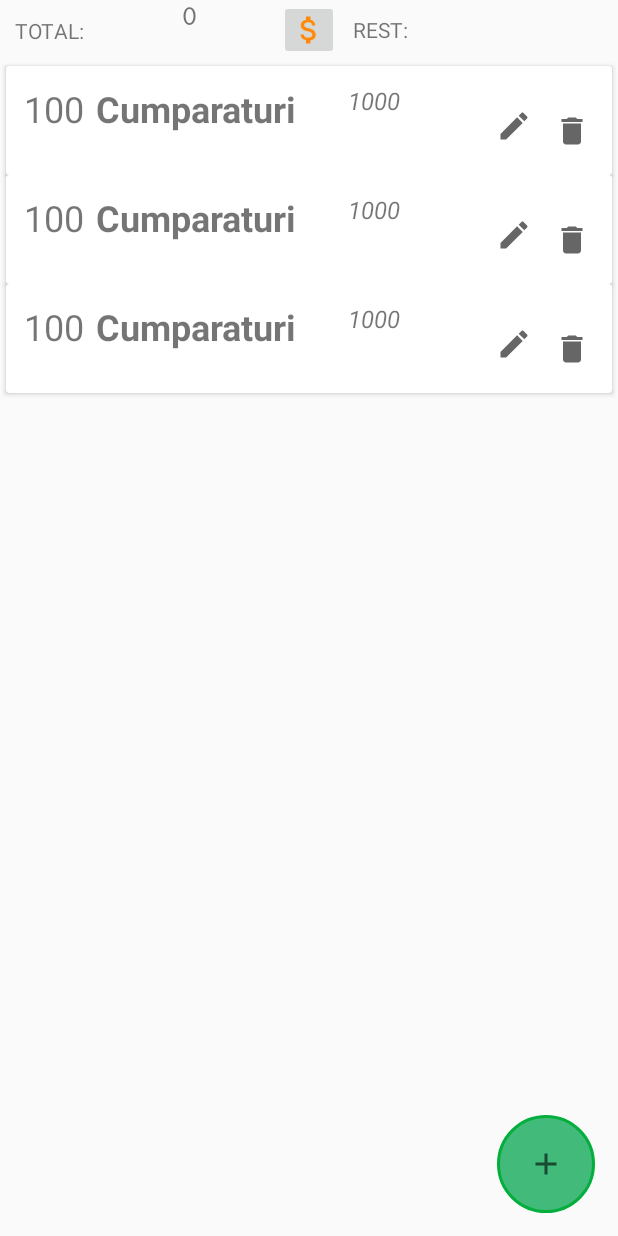
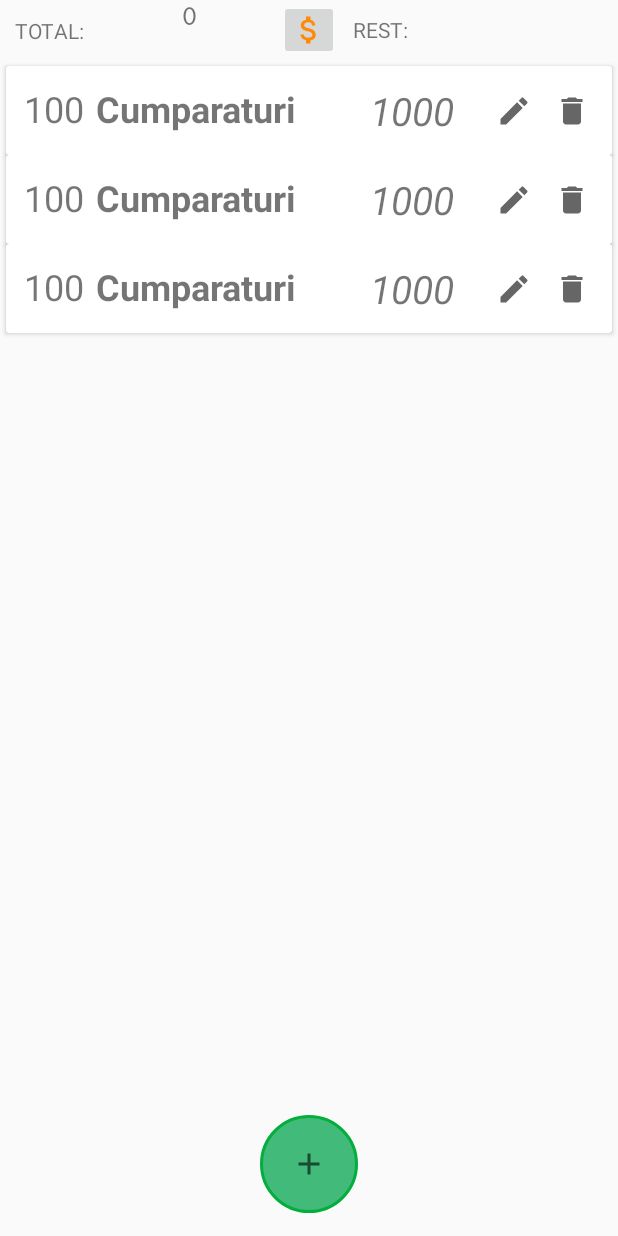
Before and after one commit to meriacre/CashChecker, an Android app: the layout activity_main.xml on its own in the app's theme, with its tools: preview values and no code run, on a phone screen of 412 x 824 dp. Run offline under Robolectric (Android 15) with nearby library versions, the light colour scheme and no system bars.

Commit message:
fixarea de buguri...

```diff
--- a/app/src/main/java/md/merit/strangatorul/MainActivity.kt
+++ b/app/src/main/java/md/merit/strangatorul/MainActivity.kt
@@ -63,14 +63,13 @@ class MainActivity : AppCompatActivity() {
         val inflater = layoutInflater
         builder.setTitle("Please write your money amount!")
         val dialogLayout = inflater.inflate(R.layout.lo_add_money, null)
-        val editText = dialogLayout.findViewById<EditText>(R.id.edtTotalMoney)
+        dialogLayout.findViewById<EditText>(R.id.edtTotalMoney)
 
         builder.setView(dialogLayout)
         builder.setIcon(R.drawable.ic_baseline_attach_money_24)
         builder.setPositiveButton("OK") { dialogInterface, i ->
             try {
-                val a = dialogLayout.edtTotalMoney.text.toString()
-                edtTotal.text = a
+                edtTotal.text = dialogLayout.edtTotalMoney.text.toString()
                 saveData()
                 val intent = intent
                 finish()
--- a/app/src/main/res/layout/activity_main.xml
+++ b/app/src/main/res/layout/activity_main.xml
@@ -8,33 +8,21 @@
     tools:context=".MainActivity">
 
 
-    <androidx.constraintlayout.widget.ConstraintLayout
-        android:id="@+id/consRecView"
-        android:layout_width="match_parent"
-        android:layout_height="783dp"
+    <androidx.recyclerview.widget.RecyclerView
+        android:id="@+id/recycler_view"
+        android:layout_width="0dp"
+        android:layout_height="0dp"
+        android:clipToPadding="false"
+        android:padding="4dp"
+        android:paddingBottom="?attr/actionBarSize"
         app:layout_constraintBottom_toBottomOf="parent"
         app:layout_constraintEnd_toEndOf="parent"
+        app:layout_constraintHorizontal_bias="1.0"
         app:layout_constraintStart_toStartOf="parent"
         app:layout_constraintTop_toBottomOf="@+id/topLayout"
         app:layout_constraintVertical_bias="0.0"
-        app:layout_constraintVertical_weight="7">
-
-
-        <androidx.recyclerview.widget.RecyclerView
-            android:id="@+id/recycler_view"
-            android:layout_width="match_parent"
-            android:layout_height="match_parent"
-            android:clipToPadding="false"
-            android:padding="4dp"
-            app:layout_constraintBottom_toBottomOf="parent"
-            app:layout_constraintEnd_toEndOf="parent"
-            app:layout_constraintHorizontal_bias="1.0"
-            app:layout_constraintStart_toStartOf="parent"
-            app:layout_constraintTop_toTopOf="parent"
-            app:layout_constraintVertical_weight="1"
-            tools:listitem="@layout/example_item" />
-
-    </androidx.constraintlayout.widget.ConstraintLayout>
+        app:layout_constraintVertical_weight="1"
+        tools:listitem="@layout/example_item" />
 
     <androidx.constraintlayout.widget.ConstraintLayout
         android:id="@+id/topLayout"
@@ -112,16 +100,16 @@
         android:id="@+id/addItem"
         android:layout_width="65dp"
         android:layout_height="65dp"
-        android:layout_marginEnd="15dp"
         android:layout_marginBottom="15dp"
         android:background="@drawable/button_states"
+        android:clipToPadding="false"
         android:contentDescription="@string/adding_transactions"
+        android:overScrollMode="ifContentScrolls"
         android:padding="15dp"
         android:src="@drawable/ic_baseline_add_24"
-        android:overScrollMode="ifContentScrolls"
         android:textSize="15sp"
-        android:clipToPadding="false"
         app:layout_constraintBottom_toBottomOf="parent"
-        app:layout_constraintEnd_toEndOf="parent" />
+        app:layout_constraintEnd_toEndOf="parent"
+        app:layout_constraintStart_toStartOf="parent" />
 
 </androidx.constraintlayout.widget.ConstraintLayout>
--- a/app/src/main/res/layout/example_item.xml
+++ b/app/src/main/res/layout/example_item.xml
@@ -31,6 +31,8 @@
             android:layout_width="85dp"
             android:layout_height="35dp"
             android:layout_toEndOf="@+id/name"
+            android:textAlignment="center"
+            android:autoSizeTextType="uniform"
             android:text="1000"
             android:textSize="16sp"
             android:textStyle="italic" />
@@ -39,9 +41,7 @@
             android:id="@+id/btnEdit"
             android:layout_width="35dp"
             android:layout_height="35dp"
-            android:layout_alignParentTop="true"
             android:layout_marginStart="7dp"
-            android:layout_marginTop="10dp"
             android:layout_toEndOf="@+id/price"
             android:backgroundTint="#FFFFFF"
             android:src="@drawable/ic_edit" />
@@ -50,9 +50,7 @@
             android:id="@+id/btnDelete"
             android:layout_width="35dp"
             android:layout_height="35dp"
-            android:layout_alignTop="@+id/btnEdit"
             android:layout_marginStart="6dp"
-            android:layout_marginTop="3dp"
             android:layout_toEndOf="@+id/btnEdit"
             android:backgroundTint="#FFFFFF"
             android:src="@drawable/ic_delete" />
```
Also changed, not shown: app/src/main/res/layout/activity_display.xml (+1 -10 lines).
